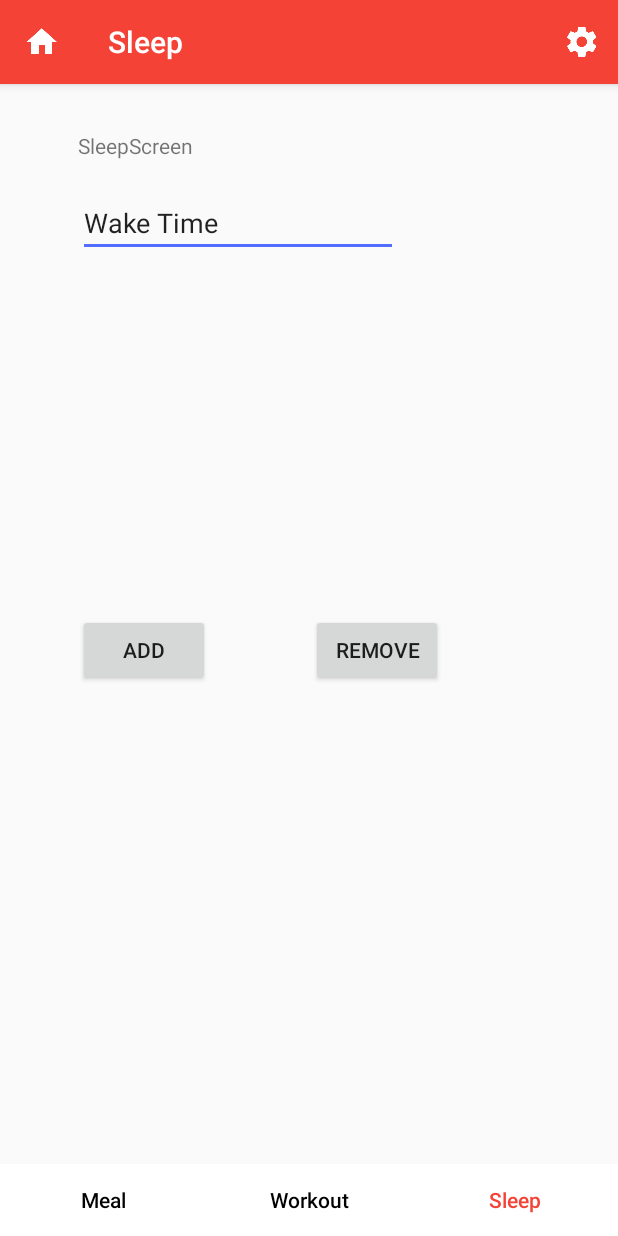
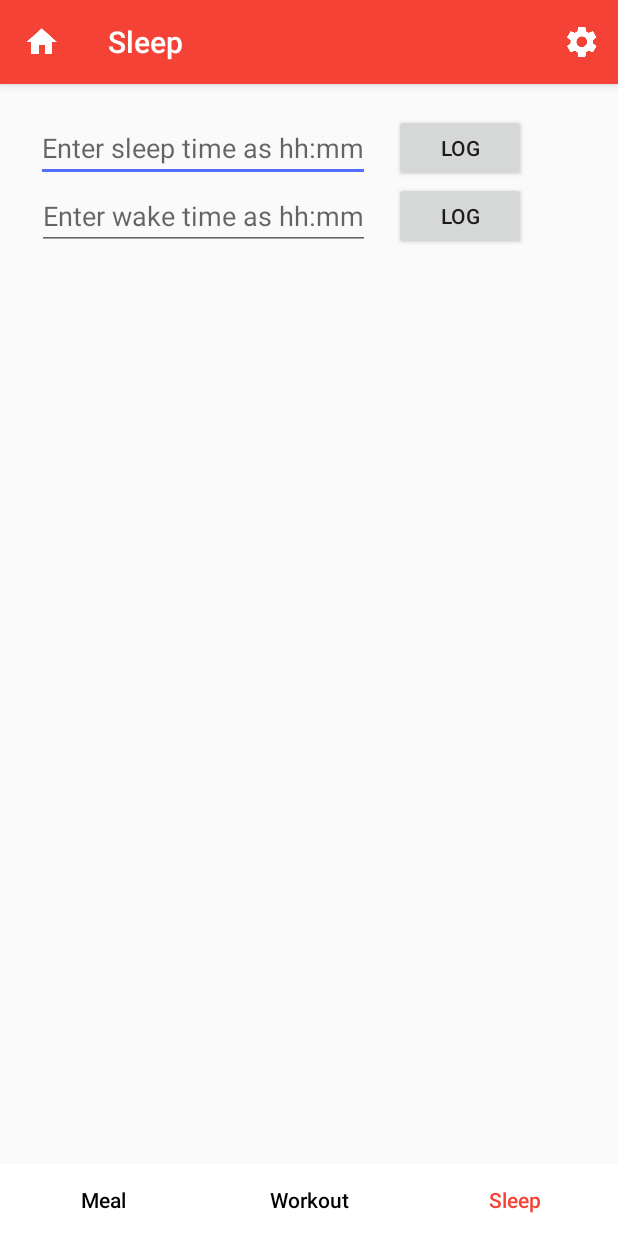
Before and after one commit to jalanp/Lifestylist, an Android app: the SleepActivity screen opened directly, with no data from a screen before it, on a phone screen of 412 x 824 dp. Run offline under Robolectric (Android 15) with nearby library versions, the phone set to English and light mode, and no system bars.

Commit message:
updates layouts for subsystems screens

```diff
--- a/app/src/main/res/layout/activity_sleep.xml
+++ b/app/src/main/res/layout/activity_sleep.xml
@@ -16,7 +16,8 @@
         android:layout_marginTop="135dp"
         android:scrollbars="vertical"
         app:layout_constraintLeft_toLeftOf="parent"
-        app:layout_constraintTop_toTopOf="parent" />
+        app:layout_constraintTop_toTopOf="parent"
+        android:visibility="gone"/>
 
     <TextView
         android:id="@+id/textView3"
@@ -26,7 +27,8 @@
         android:layout_marginTop="31dp"
         android:text="SleepScreen"
         app:layout_constraintLeft_toLeftOf="@+id/textView"
-        app:layout_constraintTop_toTopOf="parent" />
+        app:layout_constraintTop_toTopOf="parent"
+        android:visibility="gone"/>
 
     <Button
         android:id="@+id/button"
@@ -37,7 +39,8 @@
         android:onClick="addItem"
         android:text="Add"
         app:layout_constraintLeft_toLeftOf="@+id/textView"
-        app:layout_constraintTop_toBottomOf="@+id/textView" />
+        app:layout_constraintTop_toBottomOf="@+id/textView"
+        android:visibility="gone"/>
 
     <Button
         android:id="@+id/button3"
@@ -48,7 +51,8 @@
         app:layout_constraintTop_toTopOf="@+id/button"
         android:layout_marginTop="0dp"
         android:layout_marginRight="-3dp"
-        app:layout_constraintRight_toRightOf="@+id/textView" />
+        app:layout_constraintRight_toRightOf="@+id/textView"
+        android:visibility="gone"/>
 
     <EditText
         android:id="@+id/editText"
@@ -60,7 +64,14 @@
         android:inputType="textPersonName"
         android:text="Wake Time"
         app:layout_constraintBottom_toTopOf="@+id/textView"
-        app:layout_constraintLeft_toLeftOf="@+id/textView" />
+        app:layout_constraintLeft_toLeftOf="@+id/textView"
+        android:visibility="gone"/>
+
+    <RelativeLayout
+        android:layout_width="wrap_content"
+        android:layout_height="wrap_content">
+        <include layout="@layout/log_sleep"/>
+    </RelativeLayout>
 
     <RelativeLayout
         android:layout_width="wrap_content"
--- /dev/null
+++ b/app/src/main/res/layout/log_sleep.xml
@@ -0,0 +1,85 @@
+<?xml version="1.0" encoding="utf-8"?>
+<LinearLayout xmlns:android="http://schemas.android.com/apk/res/android"
+    android:layout_width="match_parent"
+    android:orientation="vertical"
+    android:weightSum="2"
+    android:layout_height="match_parent">
+
+    <RelativeLayout
+        android:layout_width="match_parent"
+        android:layout_height="0dp"
+        android:layout_weight="1"
+        android:id="@+id/log"
+        >
+
+        <EditText
+            android:id="@+id/sleepTime"
+            android:layout_width="wrap_content"
+            android:layout_height="wrap_content"
+            android:layout_marginLeft="24dp"
+            android:layout_marginTop="20dp"
+            android:hint="Enter sleep time as hh:mm"
+            android:inputType="time" />
+
+        <Button
+            android:id="@+id/logSleepButton"
+            android:layout_width="wrap_content"
+            android:layout_height="wrap_content"
+            android:text="Log"
+            android:layout_marginLeft="16dp"
+            android:layout_marginStart="16dp"
+            android:layout_alignTop="@+id/sleepTime"
+            android:layout_toRightOf="@+id/sleepTime"
+            android:layout_toEndOf="@+id/sleepTime"
+            android:layout_above="@+id/wakeTime" />
+        <EditText
+            android:id="@+id/wakeTime"
+            android:layout_width="wrap_content"
+            android:layout_height="wrap_content"
+            android:hint="Enter wake time as hh:mm"
+            android:inputType="time"
+            android:layout_below="@+id/sleepTime"
+            android:layout_toLeftOf="@+id/logSleepButton"
+            android:layout_toStartOf="@+id/logSleepButton" />
+        <Button
+            android:id="@+id/logWakeButton"
+            android:layout_width="wrap_content"
+            android:layout_height="wrap_content"
+            android:text="Log"
+            android:layout_below="@+id/logSleepButton"
+            android:layout_alignLeft="@+id/logSleepButton"
+            android:layout_alignStart="@+id/logSleepButton"
+            android:layout_alignBottom="@+id/wakeTime" />
+        <TextView
+            android:id="@+id/sleepLog"
+            android:layout_width="wrap_content"
+            android:layout_height="wrap_content"
+            android:layout_alignLeft="@+id/wakeTime"
+            android:layout_below="@+id/wakeTime"
+            android:layout_marginTop="16dp"
+            android:scrollbars="vertical"/>
+
+    </RelativeLayout>
+
+    <RelativeLayout
+        android:layout_width="match_parent"
+        android:layout_height="0dp"
+        android:layout_weight="1"
+        android:id="@+id/recommendationScreen"
+        >
+
+        <TextView
+            android:id="@+id/recommendDisplay"
+            android:layout_width="wrap_content"
+            android:layout_height="wrap_content"
+            android:layout_marginLeft="36dp"
+            android:layout_marginTop="36dp"
+            android:layout_weight = "1"
+            android:scrollbars="vertical"
+            />
+
+
+
+    </RelativeLayout>
+
+</LinearLayout>
```
Also changed, not shown: app/src/main/res/layout/activity_main.xml (+42 -28 lines), app/src/main/res/layout/activity_meal.xml (+16 -6 lines), app/src/main/res/layout/activity_workout.xml (+16 -5 lines), app/src/main/res/layout/log_calories.xml (added, +73 -0 lines), app/src/main/res/layout/log_workout.xml (added, +74 -0 lines).
